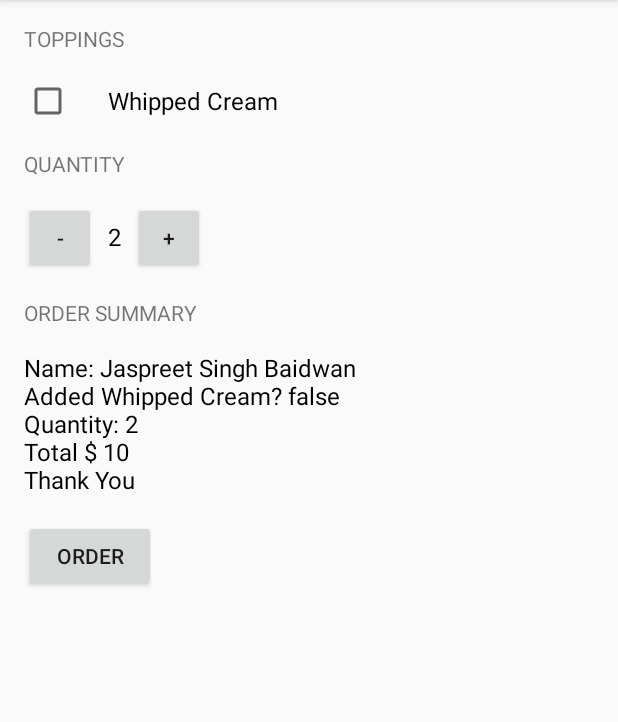
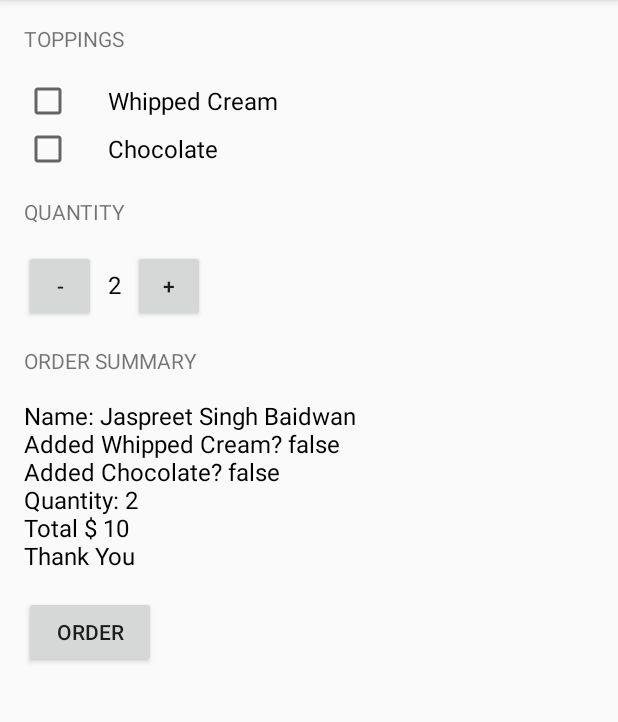
Before and after one commit to jsbaidwan/CoffeeBar, an Android app: the screen it shows after launch (MainActivity), after a tap on "ORDER", on a phone screen of 412 x 824 dp, the part 84-806 px from its top. Run offline under Robolectric (Android 15) with nearby library versions, the phone set to English and light mode, and no system bars.

Commit message:
add chocolate checkbox

```diff
--- a/app/src/main/java/com/example/jaspreetsingh/coffeebar/MainActivity.java
+++ b/app/src/main/java/com/example/jaspreetsingh/coffeebar/MainActivity.java
@@ -46,9 +46,12 @@ public class MainActivity extends AppCompatActivity {
         CheckBox whippedCream = (CheckBox) findViewById(R.id.whipped_cream_checkbox);
         Boolean hasWhippedCream = whippedCream.isChecked();
 
+        CheckBox chocolate = (CheckBox) findViewById(R.id.chocolate_checkbox);
+        Boolean hasChocolate = chocolate.isChecked();
+
         int price = calculatePrice();
         Log.v("MainActivity", "This price is " + price);
-        displayText(createOrderSummary(price, hasWhippedCream));
+        displayText(createOrderSummary(price, hasWhippedCream, hasChocolate));
 
     }
 
@@ -70,9 +73,10 @@ public class MainActivity extends AppCompatActivity {
      * @param addWhippedCream is to check whether we have added whipped cream or not
      * @return the summary of order as String
      */
-    private String createOrderSummary (int price, boolean addWhippedCream) {
+    private String createOrderSummary (int price, boolean addWhippedCream, boolean addChocolate) {
         String priceMessage = "Name: Jaspreet Singh Baidwan";
         priceMessage += "\nAdded Whipped Cream? " + addWhippedCream;
+        priceMessage += "\nAdded Chocolate? " + addChocolate;
         priceMessage += "\nQuantity: " + quantity;
         priceMessage += "\nTotal $ " + price;
         priceMessage += "\nThank You";
--- a/app/src/main/res/layout/activity_main.xml
+++ b/app/src/main/res/layout/activity_main.xml
@@ -34,6 +34,14 @@
             android:textSize="16sp"
             />
 
+    <CheckBox
+        android:id="@+id/chocolate_checkbox"
+        android:layout_width="wrap_content"
+        android:layout_height="wrap_content"
+        android:paddingLeft="24dp"
+        android:text="Chocolate"
+        android:textSize="16sp"
+        />
 
     <TextView
         android:layout_width="wrap_content"
```
